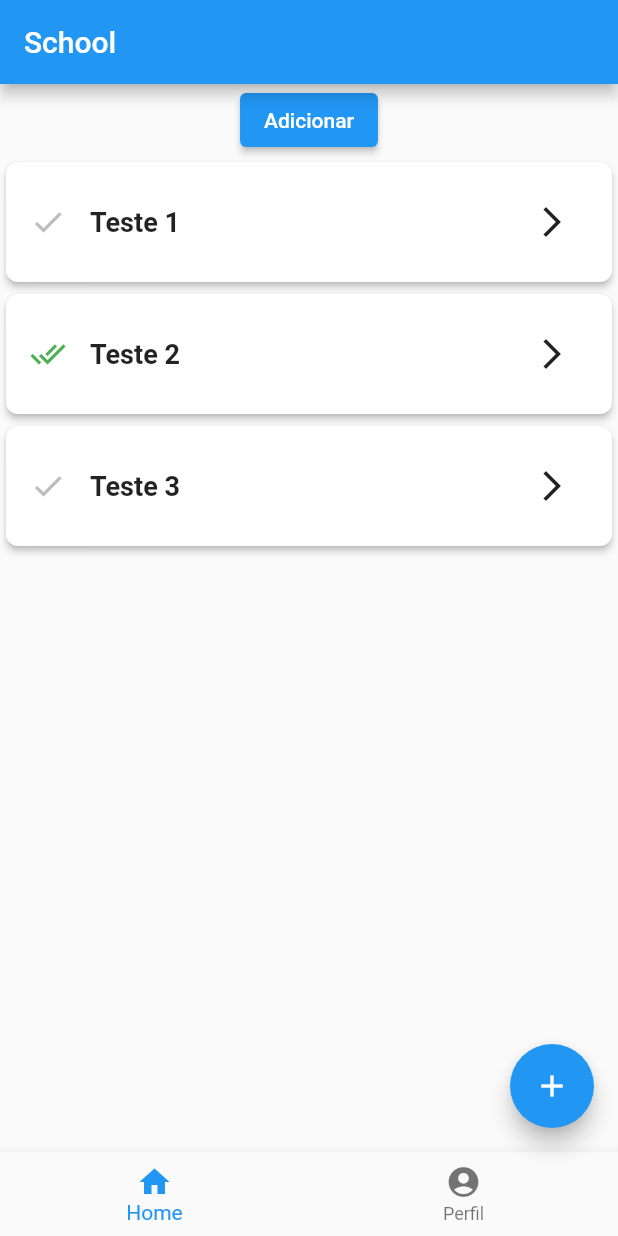
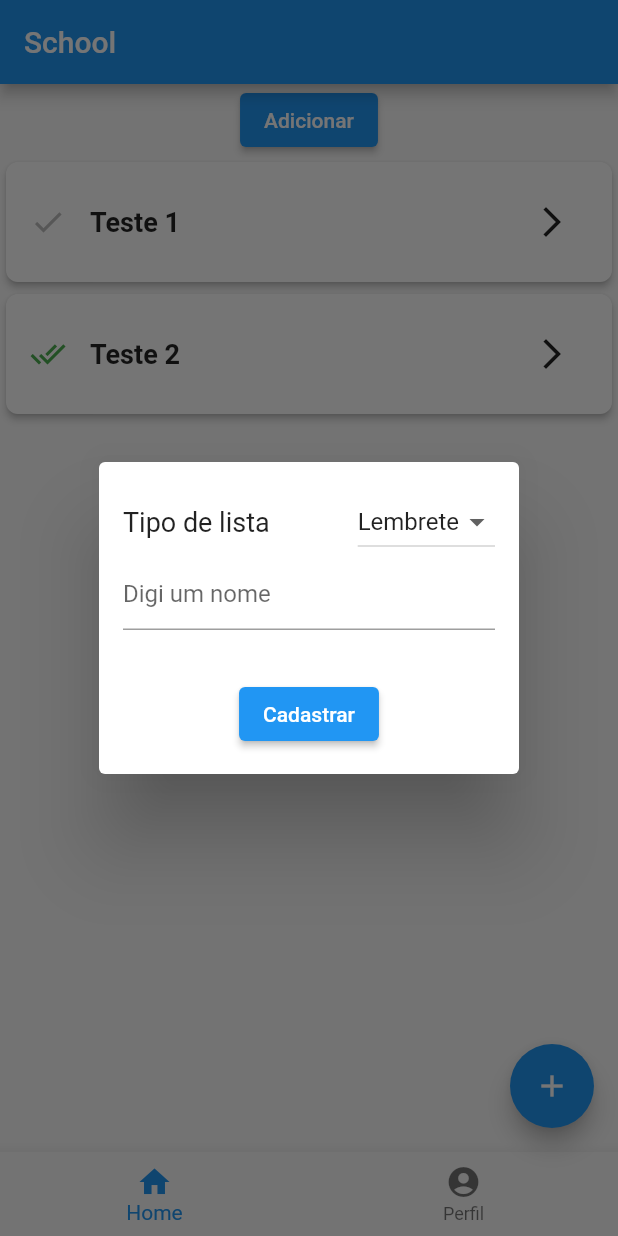
Before and after one commit to rafagets/school, a Flutter app: the screen it shows after launch, after a tap on "Adicionar", on a phone screen of 412 x 824 dp. Run offline on Flutter 3.47's test engine with Material 2 defaults, Android fonts, the light colour scheme and no system bars.

Commit message:
feat(): aula 6

```diff
--- a/lib/entities/afazer_entity.dart
+++ b/lib/entities/afazer_entity.dart
@@ -14,7 +14,7 @@ class AfazerEntity {
     required this.titulo,
     required this.dataInicio,
     required this.dataFim,
-    required this.isConcluido,
+    this.isConcluido,
     this.conteudos,
     this.image,
   });
--- a/lib/pages/home/abas/afazes_tab.dart
+++ b/lib/pages/home/abas/afazes_tab.dart
@@ -3,6 +3,7 @@ import 'package:shcool/components/icon_button_component.dart';
 import 'package:shcool/components/spacer_component.dart';
 import 'package:shcool/entities/afazer_entity.dart';
 import 'package:shcool/pages/home/components/item_widget.dart';
+import 'package:shcool/pages/home/components/novo_item_widget.dart';
 
 class AfazeresTab extends StatefulWidget {
   const AfazeresTab({
@@ -17,19 +18,22 @@ class _AfazeresTab extends State<AfazeresTab> {
   late List<AfazerEntity> _listaAfazeres;
 
   void handleAdicionar() {
-    final item = AfazerEntity(
-      uuid: 'teste3',
-      titulo: 'Teste 3',
-      dataInicio: DateTime.now(),
-      dataFim: DateTime.now(),
-      isConcluido: false,
+    showDialog(
+      context: context,
+      builder: (context) {
+        return SimpleDialog(
+          contentPadding: const EdgeInsets.all(16),
+          children: [
+            NovoItemWidget(callback: (item) {
+              _listaAfazeres.add(item);
+              setState(() {
+                _listaAfazeres = _listaAfazeres;
+              });
+            }),
+          ],
+        );
+      },
     );
-
-    _listaAfazeres.add(item);
-
-    setState(() {
-      _listaAfazeres = _listaAfazeres;
-    });
   }
 
   void handleExcluir(int index) {
--- /dev/null
+++ b/lib/pages/home/components/novo_item_widget.dart
@@ -0,0 +1,159 @@
+import 'package:flutter/material.dart';
+import 'package:shcool/components/icon_button_component.dart';
+import 'package:shcool/components/spacer_component.dart';
+import 'package:shcool/entities/afazer_checklist_enty.dart';
+import 'package:shcool/entities/afazer_entity.dart';
+
+class NovoItemWidget extends StatefulWidget {
+  final void Function(AfazerEntity item) callback;
+
+  const NovoItemWidget({
+    super.key,
+    required this.callback,
+  });
+
+  @override
+  State<NovoItemWidget> createState() => _NovoItemWidgetState();
+}
+
+enum TipoLista {
+  lembrete,
+  tarefa,
+}
+
+class _NovoItemWidgetState extends State<NovoItemWidget> {
+  final _formKey = GlobalKey<FormState>();
+  final _formKeyTarefas = GlobalKey<FormState>();
+  final _titleController = TextEditingController();
+
+  List<TextEditingController> itens = [];
+  TipoLista dropdownValue = TipoLista.lembrete;
+
+  Widget defaultCheckItem(TextEditingController controller) {
+    return CheckboxListTile(
+      title: TextFormField(
+        controller: controller,
+        decoration: const InputDecoration(hintText: 'Digite um nome para a tarefa'),
+        validator: (value) {
+          return (value == null || value.isEmpty) ? 'Por favor, digite um nome' : null;
+        },
+      ),
+      controlAffinity: ListTileControlAffinity.leading,
+      contentPadding: const EdgeInsets.all(0),
+      value: false,
+      onChanged: null,
+    );
+  }
+
+  void handleSubmit() {
+    final isValido = _formKey.currentState!.validate();
+    if (isValido) {
+      final item = AfazerEntity(
+        uuid: 'xpto',
+        titulo: _titleController.text,
+        dataInicio: DateTime.now(),
+        dataFim: DateTime.now(),
+        conteudos: [],
+      );
+
+      bool valid = false;
+      if (dropdownValue == TipoLista.tarefa) {
+        final isTarefasValidas = _formKeyTarefas.currentState!.validate();
+        if (isTarefasValidas) {
+          valid = true;
+          for (final value in itens) {
+            item.conteudos!.add(AfazerChecklistEntity(titulo: value.text));
+          }
+        }
+      } else {
+        valid = true;
+      }
+
+      if (valid) {
+        widget.callback(item);
+        Navigator.pop(context);
+      }
+    }
+  }
+
+  void addItem() {
+    if (dropdownValue == TipoLista.tarefa) {
+      itens.add(TextEditingController());
+      setState(() {
+        itens = itens;
+      });
+    }
+  }
+
+  @override
+  void initState() {
+    super.initState();
+    _titleController.text = '';
+  }
+
+  @override
+  Widget build(BuildContext context) {
+    return Form(
+      key: _formKey,
+      child: Column(children: [
+        Row(
+          children: [
+            const Text('Tipo de lista', style: TextStyle(fontSize: 18)),
+            const SpacerComponent(isFull: true),
+            DropdownButton(
+              value: dropdownValue,
+              items: const [
+                DropdownMenuItem(
+                  value: TipoLista.lembrete,
+                  child: Text('Lembrete'),
+                ),
+                DropdownMenuItem(
+                  value: TipoLista.tarefa,
+                  child: Text('Tarefas'),
+                ),
+              ],
+              onChanged: (value) {
+                setState(() {
+                  dropdownValue = value!;
+                });
+              },
+            ),
+          ],
+        ),
+        TextFormField(
+          controller: _titleController,
+          decoration: const InputDecoration(hintText: 'Digi um nome'),
+          validator: (value) {
+            if (value == null || value.isEmpty) {
+              return 'Por favor, digite um nome.';
+            }
+            return null;
+          },
+        ),
+        const SpacerComponent(),
+        if (dropdownValue == TipoLista.tarefa)
+          Row(
+            children: [
+              const Text('Lista: '),
+              const SpacerComponent(isFull: true),
+              IconButtonComponent(
+                onPressed: addItem,
+                size: 16,
+                icon: Icons.add,
+              )
+            ],
+          ),
+        if (dropdownValue == TipoLista.tarefa)
+          Form(
+            key: _formKeyTarefas,
+            child: Column(children: itens.map(defaultCheckItem).toList()),
+          ),
+        const SpacerComponent(),
+        ElevatedButton(
+          onPressed: handleSubmit,
+          child: const Text('Cadastrar'),
+        ),
+      ]),
+    );
+  }
+}
```
